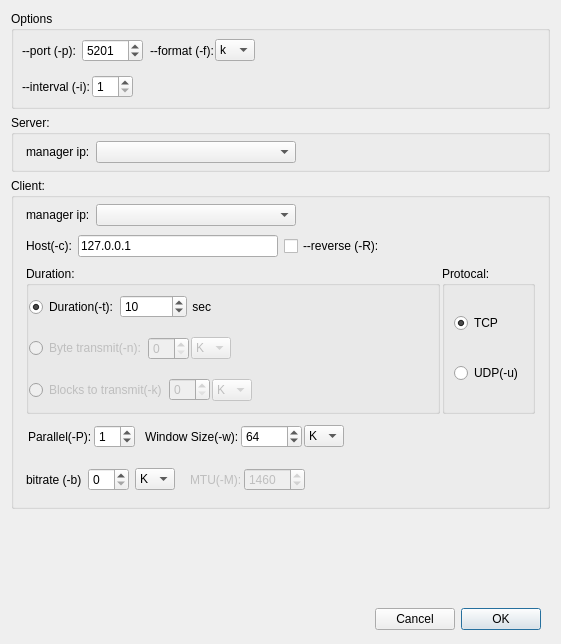
This is iperfclientdlg.ui in coolshou/pyIperf as Qt 5 draws it before an edit. The edited form follows.
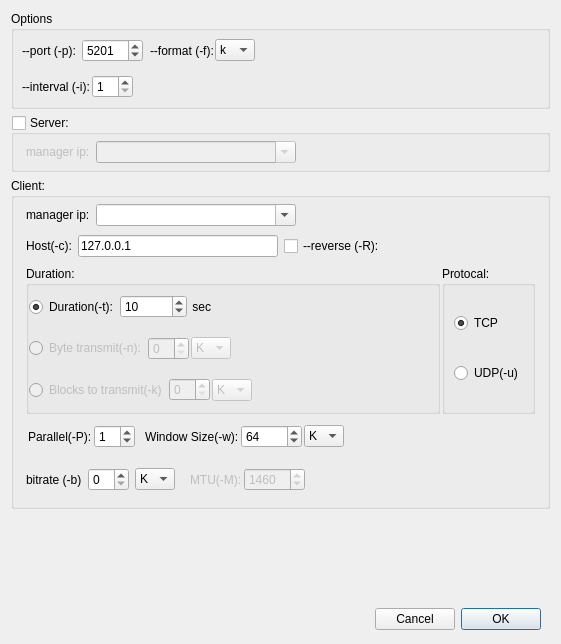
This is the edited form.

Patch:
```diff
--- a/iperfclientdlg.ui
+++ b/iperfclientdlg.ui
@@ -262,6 +262,12 @@
      <property name="title">
       <string>Server:</string>
      </property>
+     <property name="checkable">
+      <bool>true</bool>
+     </property>
+     <property name="checked">
+      <bool>false</bool>
+     </property>
      <layout class="QHBoxLayout" name="horizontalLayout_18">
       <property name="spacing">
        <number>3</number>
@@ -302,6 +308,9 @@
              <height>0</height>
             </size>
            </property>
+           <property name="editable">
+            <bool>true</bool>
+           </property>
           </widget>
          </item>
          <item>
@@ -374,6 +383,9 @@
              <height>0</height>
             </size>
            </property>
+           <property name="editable">
+            <bool>true</bool>
+           </property>
           </widget>
          </item>
          <item>
```
Left out of the diff: 17 changed lines with no effect on the pictures.
